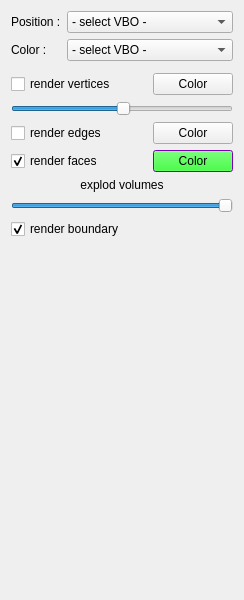
First picture: the form in schnapps/plugins/volume_render/volume_render.ui, repository cgogn/SCHNApps, before the edit.
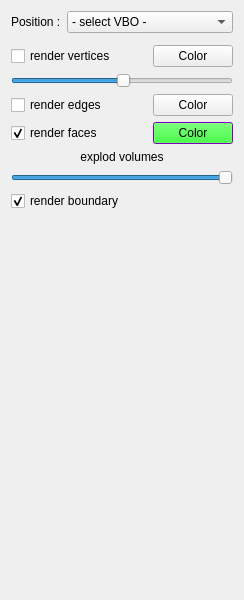
Second picture: the form after the edit.

Commit message: update volume render ui

What changed in the file:
```diff
--- a/schnapps/plugins/volume_render/volume_render.ui
+++ b/schnapps/plugins/volume_render/volume_render.ui
@@ -14,15 +14,44 @@
    <string>Form</string>
   </property>
   <layout class="QGridLayout" name="gridLayout">
-   <item row="12" column="0" colspan="2">
-    <widget class="QCheckBox" name="check_renderBoundary">
-     <property name="text">
-      <string>render boundary</string>
+   <item row="1" column="0" colspan="2">
+    <widget class="Line" name="line"/>
+   </item>
+   <item row="7" column="0" colspan="2">
+    <layout class="QGridLayout" name="gridLayout_3">
+     <property name="topMargin">
+      <number>0</number>
      </property>
-     <property name="checked">
-      <bool>true</bool>
-     </property>
-    </widget>
+     <item row="0" column="0">
+      <widget class="QLabel" name="labelExplodVolumes">
+       <property name="text">
+        <string>explod volumes</string>
+       </property>
+       <property name="alignment">
+        <set>Qt::AlignCenter</set>
+       </property>
+      </widget>
+     </item>
+     <item row="1" column="0">
+      <widget class="QSlider" name="sliderExplodeVolumes">
+       <property name="sizePolicy">
+        <sizepolicy hsizetype="Expanding" vsizetype="Fixed">
+         <horstretch>0</horstretch>
+         <verstretch>0</verstretch>
+        </sizepolicy>
+       </property>
+       <property name="maximum">
+        <number>100</number>
+       </property>
+       <property name="value">
+        <number>100</number>
+       </property>
+       <property name="orientation">
+        <enum>Qt::Horizontal</enum>
+       </property>
+      </widget>
+     </item>
+    </layout>
    </item>
    <item row="0" column="1">
     <widget class="QComboBox" name="combo_positionVBO">
@@ -39,135 +68,20 @@
      </item>
     </widget>
    </item>
-   <item row="1" column="0">
-    <widget class="QLabel" name="label_4">
-     <property name="text">
-      <string>Color :</string>
+   <item row="13" column="0" colspan="2">
+    <spacer name="verticalSpacer">
+     <property name="orientation">
+      <enum>Qt::Vertical</enum>
      </property>
-    </widget>
-   </item>
-   <item row="2" column="0" colspan="2">
-    <widget class="Line" name="line"/>
-   </item>
-   <item row="1" column="1">
-    <widget class="QComboBox" name="combo_colorVBO">
-     <property name="sizePolicy">
-      <sizepolicy hsizetype="MinimumExpanding" vsizetype="Fixed">
-       <horstretch>0</horstretch>
-       <verstretch>0</verstretch>
-      </sizepolicy>
+     <property name="sizeHint" stdset="0">
+      <size>
+       <width>156</width>
+       <height>161</height>
+      </size>
      </property>
-     <item>
-      <property name="text">
-       <string>- select VBO -</string>
-      </property>
-     </item>
-    </widget>
-   </item>
-   <item row="0" column="0">
-    <widget class="QLabel" name="label_2">
-     <property name="text">
-      <string>Position :</string>
-     </property>
-    </widget>
+    </spacer>
    </item>
    <item row="5" column="0" colspan="2">
-    <layout class="QHBoxLayout" name="horizontalLayout_3">
-     <item>
-      <widget class="QCheckBox" name="check_renderEdges">
-       <property name="text">
-        <string>render edges</string>
-       </property>
-      </widget>
-     </item>
-     <item>
-      <spacer name="horizontalSpacer_3">
-       <property name="orientation">
-        <enum>Qt::Horizontal</enum>
-       </property>
-       <property name="sizeHint" stdset="0">
-        <size>
-         <width>40</width>
-         <height>20</height>
-        </size>
-       </property>
-      </spacer>
-     </item>
-     <item>
-      <widget class="QPushButton" name="edgeColorButton">
-       <property name="sizePolicy">
-        <sizepolicy hsizetype="Preferred" vsizetype="Minimum">
-         <horstretch>0</horstretch>
-         <verstretch>0</verstretch>
-        </sizepolicy>
-       </property>
-       <property name="maximumSize">
-        <size>
-         <width>16777215</width>
-         <height>32</height>
-        </size>
-       </property>
-       <property name="text">
-        <string>Color</string>
-       </property>
-      </widget>
-     </item>
-    </layout>
-   </item>
-   <item row="3" column="0" colspan="2">
-    <layout class="QHBoxLayout" name="horizontalLayout_4">
-     <item>
-      <widget class="QCheckBox" name="check_renderVertices">
-       <property name="text">
-        <string>render vertices</string>
-       </property>
-      </widget>
-     </item>
-     <item>
-      <spacer name="horizontalSpacer">
-       <property name="orientation">
-        <enum>Qt::Horizontal</enum>
-       </property>
-       <property name="sizeHint" stdset="0">
-        <size>
-         <width>40</width>
-         <height>20</height>
-        </size>
-       </property>
-      </spacer>
-     </item>
-     <item>
-      <widget class="QPushButton" name="vertexColorButton">
-       <property name="sizePolicy">
-        <sizepolicy hsizetype="Preferred" vsizetype="Preferred">
-         <horstretch>0</horstretch>
-         <verstretch>0</verstretch>
-        </sizepolicy>
-       </property>
-       <property name="maximumSize">
-        <size>
-         <width>16777215</width>
-         <height>32</height>
-        </size>
-       </property>
-       <property name="text">
-        <string>Color</string>
-       </property>
-      </widget>
-     </item>
-    </layout>
-   </item>
-   <item row="4" column="0" colspan="2">
-    <widget class="QSlider" name="slider_verticesScaleFactor">
-     <property name="value">
-      <number>50</number>
-     </property>
-     <property name="orientation">
-      <enum>Qt::Horizontal</enum>
-     </property>
-    </widget>
-   </item>
-   <item row="6" column="0" colspan="2">
     <layout class="QHBoxLayout" name="horizontalLayout_2">
      <item>
       <widget class="QCheckBox" name="check_renderFaces">
@@ -331,50 +245,114 @@
      </item>
     </layout>
    </item>
-   <item row="14" column="0" colspan="2">
-    <spacer name="verticalSpacer">
+   <item row="3" column="0" colspan="2">
+    <widget class="QSlider" name="slider_verticesScaleFactor">
+     <property name="value">
+      <number>50</number>
+     </property>
      <property name="orientation">
-      <enum>Qt::Vertical</enum>
+      <enum>Qt::Horizontal</enum>
      </property>
-     <property name="sizeHint" stdset="0">
-      <size>
-       <width>156</width>
-       <height>161</height>
-      </size>
+    </widget>
+   </item>
+   <item row="11" column="0" colspan="2">
+    <widget class="QCheckBox" name="check_renderBoundary">
+     <property name="text">
+      <string>render boundary</string>
      </property>
-    </spacer>
+     <property name="checked">
+      <bool>true</bool>
+     </property>
+    </widget>
    </item>
-   <item row="8" column="0" colspan="2">
-    <layout class="QGridLayout" name="gridLayout_3">
-     <property name="topMargin">
-      <number>0</number>
+   <item row="0" column="0">
+    <widget class="QLabel" name="label_2">
+     <property name="text">
+      <string>Position :</string>
      </property>
-     <item row="0" column="0">
-      <widget class="QLabel" name="labelExplodVolumes">
+    </widget>
+   </item>
+   <item row="4" column="0" colspan="2">
+    <layout class="QHBoxLayout" name="horizontalLayout_3">
+     <item>
+      <widget class="QCheckBox" name="check_renderEdges">
        <property name="text">
-        <string>explod volumes</string>
+        <string>render edges</string>
        </property>
-       <property name="alignment">
-        <set>Qt::AlignCenter</set>
-       </property>
       </widget>
      </item>
-     <item row="1" column="0">
-      <widget class="QSlider" name="sliderExplodeVolumes">
+     <item>
+      <spacer name="horizontalSpacer_3">
+       <property name="orientation">
+        <enum>Qt::Horizontal</enum>
+       </property>
+       <property name="sizeHint" stdset="0">
+        <size>
+         <width>40</width>
+         <height>20</height>
+        </size>
+       </property>
+      </spacer>
+     </item>
+     <item>
+      <widget class="QPushButton" name="edgeColorButton">
        <property name="sizePolicy">
-        <sizepolicy hsizetype="Expanding" vsizetype="Fixed">
+        <sizepolicy hsizetype="Preferred" vsizetype="Minimum">
          <horstretch>0</horstretch>
          <verstretch>0</verstretch>
         </sizepolicy>
        </property>
-       <property name="maximum">
-        <number>100</number>
+       <property name="maximumSize">
+        <size>
+         <width>16777215</width>
+         <height>32</height>
+        </size>
        </property>
-       <property name="value">
-        <number>100</number>
+       <property name="text">
+        <string>Color</string>
        </property>
+      </widget>
+     </item>
+    </layout>
+   </item>
+   <item row="2" column="0" colspan="2">
+    <layout class="QHBoxLayout" name="horizontalLayout_4">
+     <item>
+      <widget class="QCheckBox" name="check_renderVertices">
+       <property name="text">
+        <string>render vertices</string>
+       </property>
+      </widget>
+     </item>
+     <item>
+      <spacer name="horizontalSpacer">
        <property name="orientation">
         <enum>Qt::Horizontal</enum>
+       </property>
+       <property name="sizeHint" stdset="0">
+        <size>
+         <width>40</width>
+         <height>20</height>
+        </size>
+       </property>
+      </spacer>
+     </item>
+     <item>
+      <widget class="QPushButton" name="vertexColorButton">
+       <property name="sizePolicy">
+        <sizepolicy hsizetype="Preferred" vsizetype="Preferred">
+         <horstretch>0</horstretch>
+         <verstretch>0</verstretch>
+        </sizepolicy>
+       </property>
+       <property name="maximumSize">
+        <size>
+         <width>16777215</width>
+         <height>32</height>
+        </size>
+       </property>
+       <property name="text">
+        <string>Color</string>
        </property>
       </widget>
      </item>
```
